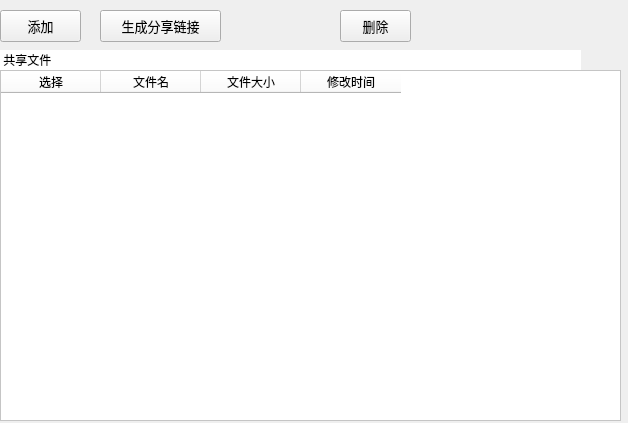
cloudfirst/bigFileTool, file page_shared.ui: the form before one commit.
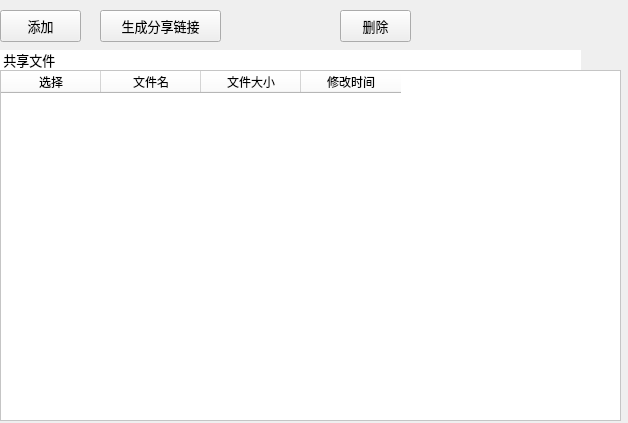
The form after the commit.

Commit message: fix tiny bug on windows.

The edit to the form file:
```diff
--- a/page_shared.ui
+++ b/page_shared.ui
@@ -187,6 +187,12 @@
      <verstretch>0</verstretch>
     </sizepolicy>
    </property>
+   <property name="font">
+    <font>
+     <family>Microsoft YaHei</family>
+     <pointsize>10</pointsize>
+    </font>
+   </property>
    <property name="styleSheet">
     <string notr="true">background-color:white</string>
    </property>
```
Left out of the diff: 24 changed lines with no effect on the pictures. The commit also changes 2 other files.
